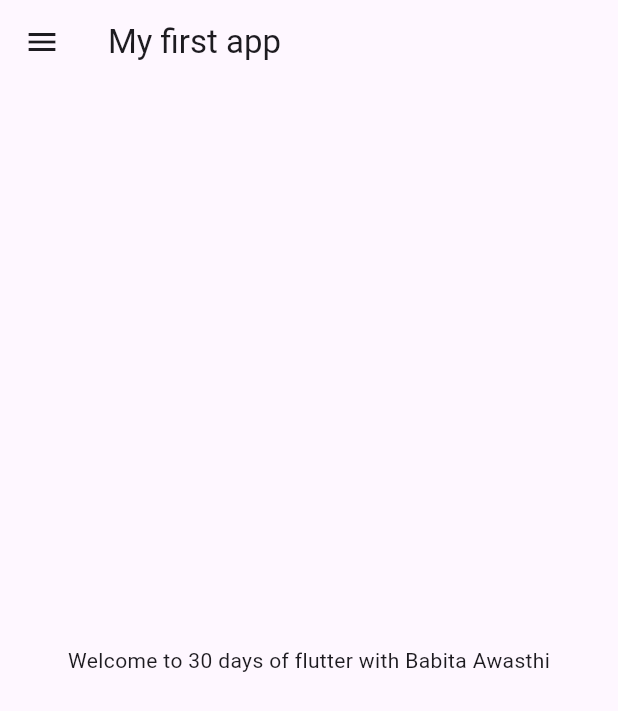
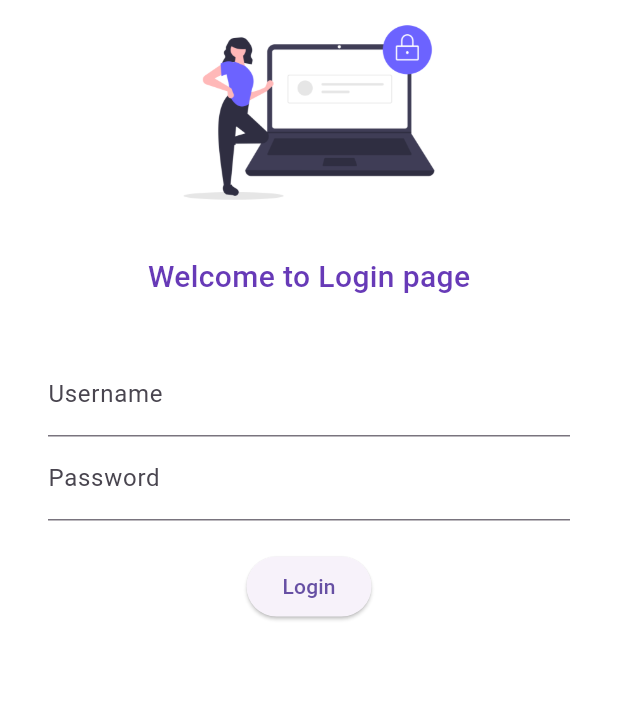
Before and after one commit to Babita00/Flutter-basic, a Flutter app: the screen it shows after launch, on a phone screen of 412 x 824 dp. Shown: the top 711 px of the screen. Run offline on Flutter 3.47's test engine with Material 3 defaults, Android fonts, the phone set to English and light mode, and no system bars; our stand-ins replace google_fonts.

Commit message:
third commit

```diff
--- a/themesandtext/lib/Pages/home_page.dart
+++ b/themesandtext/lib/Pages/home_page.dart
@@ -4,12 +4,10 @@ class HomePage extends StatelessWidget {
   const HomePage({super.key});
 
   @override
-  Widget build(BuildContext context) {
+  Widget build(
+      BuildContext context) //here widget in first line gives widget retrun
+  {
     int days = 30;
-    // double pi = 3.14;//for float
-    // bool isFemale=true;
-    String fname = "Babita";
-    String lname = "Awasthi";
     return Scaffold(
       appBar: AppBar(
         title: const Text("My first app"),
@@ -17,9 +15,7 @@ class HomePage extends StatelessWidget {
 
       body: //body
           Center(
-        child: Container(
-          child: Text("Welcome to $days days of flutter with $fname $lname"),
-        ),
+        child: Text("Welcome to $days days of flutter"),
       ),
       drawer: const Drawer(), //like foot
     );
--- /dev/null
+++ b/themesandtext/lib/Pages/login_page.dart
@@ -0,0 +1,69 @@
+import 'package:flutter/material.dart';
+
+class LoginPage extends StatelessWidget {
+  const LoginPage({super.key});
+
+  @override
+  Widget build(BuildContext context) {
+    return Material(
+      color: Colors.white,
+      child: Column(
+        children: [
+          Image.asset(
+            "assets/images/login_img.png",
+            fit: BoxFit.cover,
+            height: 150,
+          ),
+          const SizedBox(
+            height: 20,
+          ),
+          const Text(
+            "Welcome to Login page",
+            style: TextStyle(
+              fontSize: 20,
+              fontWeight: FontWeight.w500,
+              color: Colors.deepPurple,
+            ),
+          ),
+          const SizedBox(
+            height: 20,
+          ),
+          Padding(
+            padding: const EdgeInsets.symmetric(
+              vertical: 16.0,
+              horizontal: 32,
+            ),
+            child: Column(
+              children: [
+                TextFormField(
+                  decoration: const InputDecoration(
+                    hintText: "Enter your username",
+                    labelText: "Username",
+                  ),
+                ),
+                TextFormField(
+                  obscureText: true,
+                  decoration: const InputDecoration(
+                    hintText: "Enter your password",
+                    labelText: "Password",
+                  ),
+                ),
+                const SizedBox(
+                  height: 20,
+                ),
+                ElevatedButton(
+                  style: ElevatedButton.styleFrom(),
+                  onPressed: () {
+                    // ignore: avoid_print
+                    print("Login button clicked");
+                  },
+                  child: const Text("Login"),
+                )
+              ],
+            ),
+          ),
+        ],
+      ),
+    );
+  }
+}
--- a/themesandtext/lib/main.dart
+++ b/themesandtext/lib/main.dart
@@ -1,18 +1,38 @@
 import 'package:flutter/material.dart';
 import 'package:themesandtext/Pages/home_page.dart';
+import 'package:themesandtext/Pages/login_page.dart';
+import 'package:google_fonts/google_fonts.dart';
 
-void main() {
+void main() //void here so return nothing
+{
   runApp(const MyApp()); //runApp euta method ho
 }
 
 class MyApp extends StatelessWidget {
   const MyApp({Key? key}) : super(key: key);
-
-  // This widget is the root of your application.
   @override
   Widget build(BuildContext context) {
-    return const MaterialApp(
-      home: HomePage(),
+    return MaterialApp(
+      debugShowCheckedModeBanner: false,
+      home: const HomePage(),
+      themeMode: ThemeMode.light,
+      theme: ThemeData(
+        primaryTextTheme: GoogleFonts.latoTextTheme(),
+        primarySwatch: Colors.deepPurple,
+      ),
+      // darkTheme: ThemeData(
+      //   brightness: Brightness.dark,
+      //   primarySwatch: Colors.deepPurple,
+      // ),
+      initialRoute: "/login",
+      routes: {
+        "/login": (context) => const LoginPage(),
+      },
     );
   }
 }
+//class bhitra function banayo bhane it is method
+//if it is outside class it is called function
+//in lint 12 / build is a function //BuildContext context is a parameter
+//after line 13 //you can call fuction here if you need
+//in line 12 // This widget is the root of your application.
```
Also changed, not shown: themesandtext/pubspec.yaml (+6 -3 lines), themesandtext/assets/images/login_img.png (added), themesandtext/pubspec.lock.
